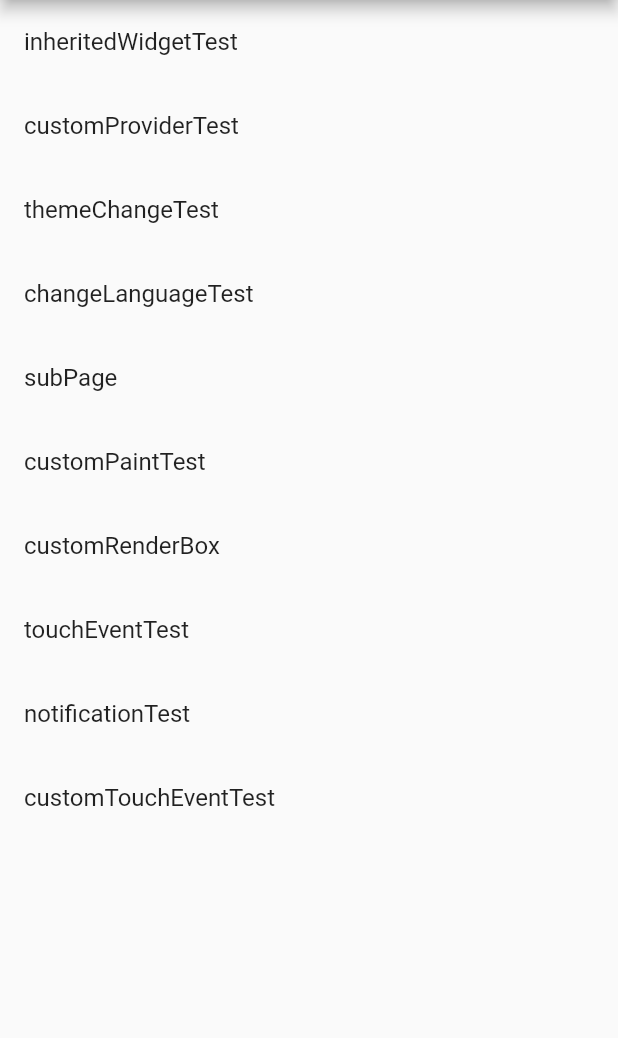
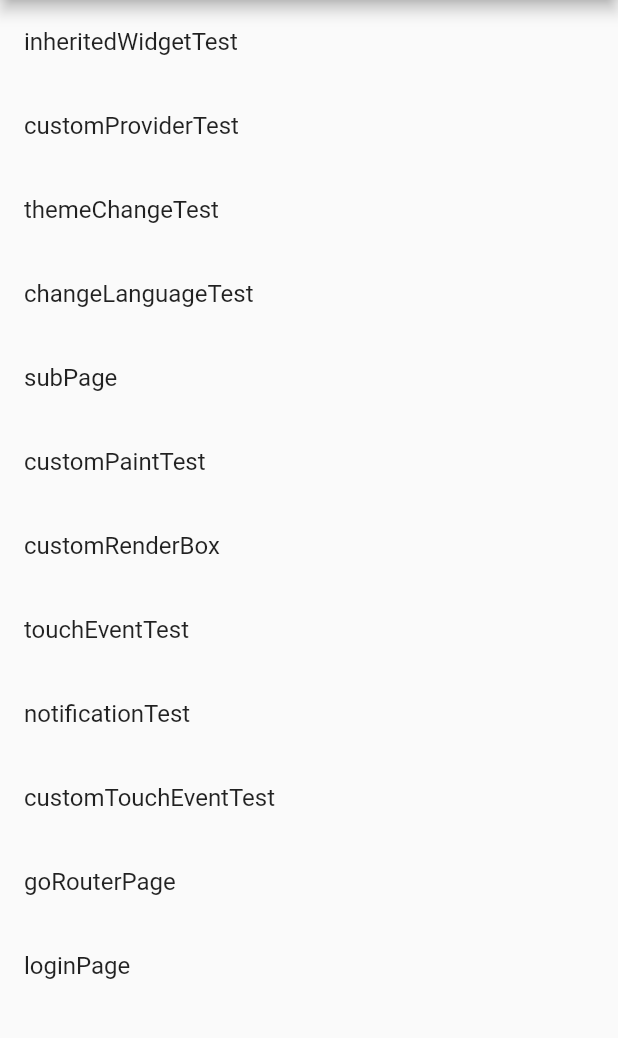
Before and after one commit to ourCHK/flutter_learning_project, a Flutter app: the screen it shows after launch, on a phone screen of 412 x 824 dp, the part 84-1122 px from its top. Run offline on Flutter 3.47's test engine with Material 2 defaults, Android fonts, the phone set to English and light mode, and no system bars; our stand-ins replace go_router; missing offline and left inert: flutter_learning_sub_project.

Commit message:
新增goRouter路由学习

```diff
--- a/analysis_options.yaml
+++ b/analysis_options.yaml
@@ -26,3 +26,7 @@ linter:
 
 # Additional information about this file can be found at
 # https://dart.dev/guides/language/analysis-options
+
+analyzer:
+  plugins:
+    - custom_lint
--- a/lib/entry.dart
+++ b/lib/entry.dart
@@ -1,8 +1,14 @@
-
 import 'package:flutter/material.dart';
 import 'package:flutter_learning_project/entry_list_type.dart';
+import 'package:go_router/go_router.dart';
 
 class Entry extends StatefulWidget {
+
+  static List<RouteBase> routes = EntryListType.values
+      .map((e) => GoRoute(path: e.name, builder: (context, state) => e.getPageWidget(context, state)))
+      .toList();
+
+  const Entry({super.key});
 
   @override
   State createState() {
@@ -11,18 +17,21 @@ class Entry extends StatefulWidget {
 }
 
 class EntryState extends State<Entry> {
-
   @override
   Widget build(BuildContext context) {
     return Scaffold(
-      appBar: AppBar(title: const Text("FlutterLearningProject"),),
+      appBar: AppBar(
+        title: const Text("FlutterLearningProject"),
+      ),
       body: Center(
         child: ListView(
           children: EntryListType.values.map((type) {
             return ListTile(
-              title: Text(type.pageName),
-              onTap: (){
-                Navigator.push(context, MaterialPageRoute(builder: (context) => type.pageWidget));
+              title: Text(type.name),
+              onTap: () {
+                context.go("/${type.name}?params1=Params1&params2=Params2");
+                // Navigator.push(context,
+                //     MaterialPageRoute(builder: (context) => type.pageWidget));
               },
             );
           }).toList(),
--- a/lib/entry_list_type.dart
+++ b/lib/entry_list_type.dart
@@ -3,12 +3,15 @@ import 'package:flutter_learning_project/page/custom_check_box.dart';
 import 'package:flutter_learning_project/page/custom_paint_page.dart';
 import 'package:flutter_learning_project/page/custom_provider_page.dart';
 import 'package:flutter_learning_project/page/custom_touch_event_page.dart';
+import 'package:flutter_learning_project/page/go_router_page.dart';
 import 'package:flutter_learning_project/page/inherited_widget_page.dart';
 import 'package:flutter_learning_project/page/localization_page.dart';
+import 'package:flutter_learning_project/page/login_test_page.dart';
 import 'package:flutter_learning_project/page/notification_page.dart';
 import 'package:flutter_learning_project/page/theme_change_page.dart';
 import 'package:flutter_learning_project/page/touch_event_page.dart';
 import 'package:flutter_learning_sub_project/page/sub_page.dart';
+import 'package:go_router/go_router.dart';
 
 enum EntryListType {
   inheritedWidgetTest,
@@ -20,15 +23,14 @@ enum EntryListType {
   customRenderBox,
   touchEventTest,
   notificationTest,
-  customTouchEventTest
+  customTouchEventTest,
+  goRouterPage,
+  loginPage
 }
 
 extension EntryListTypeExtension on EntryListType {
-  String get pageName {
-    return name;
-  }
 
-  Widget get pageWidget {
+  Widget getPageWidget(BuildContext context, GoRouterState goRouterState) {
     switch (this) {
       case EntryListType.inheritedWidgetTest:
         return const InheritedWidgetPage();
@@ -50,6 +52,10 @@ extension EntryListTypeExtension on EntryListType {
         return const MyNotificationPage();
       case EntryListType.customTouchEventTest:
         return const CustomTouchEventPage();
+      case EntryListType.goRouterPage:
+        return GoRouterPage(goRouterState: goRouterState);
+      case EntryListType.loginPage:
+        return LoginPage(goRouterState: goRouterState,);
     }
   }
 }
--- a/lib/main.dart
+++ b/lib/main.dart
@@ -2,9 +2,10 @@ import 'package:flutter/material.dart';
 import 'package:flutter/services.dart';
 import 'package:flutter_learning_project/localization/custom_localization_delegate.dart';
 import 'package:flutter_learning_project/model/localization_model.dart';
+import 'package:flutter_learning_sub_project/key/global.dart';
 import 'package:flutter_learning_sub_project/l10n/auto_gen/app_sub_localizations.dart';
-import 'package:flutter_learning_sub_project/key/global.dart';
 import 'package:flutter_localizations/flutter_localizations.dart';
+import 'package:go_router/go_router.dart';
 import 'package:provider/provider.dart';
 
 import 'entry.dart';
@@ -13,30 +14,48 @@ import 'l10n/auto_gen/app_localizations.dart';
 void main() {
   SystemChrome.setSystemUIOverlayStyle(
       const SystemUiOverlayStyle(statusBarColor: Colors.transparent));
+  // runApp(ChangeNotifierProvider(
+  //   create: (context) => LocalizationProvider('en'),
+  //   child: const MyLearningApp(),
+  // ));
+  // runApp(GoRoutePage());
+  // runApp(ShellRouteExampleApp());
   runApp(ChangeNotifierProvider(
     create: (context) => LocalizationProvider('en'),
-    child: const MyLearningApp(),
+    child: const MyRouterApp(),
   ));
 }
 
-class MyLearningApp extends StatefulWidget {
-  const MyLearningApp({super.key});
+final GoRouter _route = GoRouter(routes: [
+  GoRoute(
+      path: "/",
+      builder: (context, state) => const Entry(),
+      routes: Entry.routes,
+      redirect: (context, state) {
+        print("${state.fullPath}");
+        if (!AppGlobal.isLogin && state.fullPath != null && state.fullPath!.contains("goRouterPage")) {
+          return "/LoginPage?prePath=${state.uri.path}";
+        }
+        return null;
+      }),
+], navigatorKey: AppGlobal.navigatorKey, );
+
+class MyRouterApp extends StatefulWidget {
+  const MyRouterApp({super.key});
 
   @override
   State createState() {
-    return _MyLearningAppState();
+    return _MyRouteState();
   }
 }
 
-class _MyLearningAppState extends State<MyLearningApp> {
-  // String _languageCode = 'ar';
-
+class _MyRouteState extends State<MyRouterApp> {
   @override
   Widget build(BuildContext context) {
-    return MaterialApp(
+    return MaterialApp.router(
+      routerConfig: _route,
       title: "FlutterLearningApp",
       theme: ThemeData(),
-      home: Entry(),
       localizationsDelegates: [
         ...GlobalMaterialLocalizations.delegates,
         AppLocalizations.delegate,
@@ -45,7 +64,37 @@ class _MyLearningAppState extends State<MyLearningApp> {
       ],
       supportedLocales: AppLocalizations.supportedLocales,
       locale: Locale(Provider.of<LocalizationProvider>(context).language, ''),
-      navigatorKey: AppGlobal.navigatorKey,
     );
   }
 }
+
+// class MyLearningApp extends StatefulWidget {
+//   const MyLearningApp({super.key});
+//
+//   @override
+//   State createState() {
+//     return _MyLearningAppState();
+//   }
+// }
+//
+// class _MyLearningAppState extends State<MyLearningApp> {
+//   // String _languageCode = 'ar';
+//
+//   @override
+//   Widget build(BuildContext context) {
+//     return MaterialApp(
+//       title: "FlutterLearningApp",
+//       theme: ThemeData(),
+//       home: Entry(),
+//       localizationsDelegates: [
+//         ...GlobalMaterialLocalizations.delegates,
+//         AppLocalizations.delegate,
+//         AppSubLocalizations.delegate,
+//         CustomLocalizationDelegate()
+//       ],
+//       supportedLocales: AppLocalizations.supportedLocales,
+//       locale: Locale(Provider.of<LocalizationProvider>(context).language, ''),
+//       navigatorKey: AppGlobal.navigatorKey,
+//     );
+//   }
+// }
--- a/pubspec.yaml
+++ b/pubspec.yaml
@@ -34,6 +34,8 @@ dependencies:
     sdk: flutter
   intl: any
   provider: 6.0.5
+  go_router: 12.0.1
+  flutter_riverpod: ^2.4.5
 
   flutter_learning_sub_project:
     path: ../flutter_learning_sub_project
@@ -42,6 +44,7 @@ dependencies:
   # The following adds the Cupertino Icons font to your application.
   # Use with the CupertinoIcons class for iOS style icons.
   cupertino_icons: ^1.0.2
+  riverpod_annotation: ^2.3.0
 
 dev_dependencies:
   flutter_test:
@@ -53,6 +56,9 @@ dev_dependencies:
   # package. See that file for information about deactivating specific lint
   # rules and activating additional ones.
   flutter_lints: ^2.0.0
+  riverpod_generator: ^2.3.5
+  build_runner: ^2.4.6
+  custom_lint: ^0.5.6
 
 # For information on the generic Dart part of this file, see the
 # following page: https://dart.dev/tools/pub/pubspec
```
Also changed, not shown: lib/page/go_router_page.dart (added, +38 -0 lines), lib/page/login_test_page.dart (added, +30 -0 lines).
